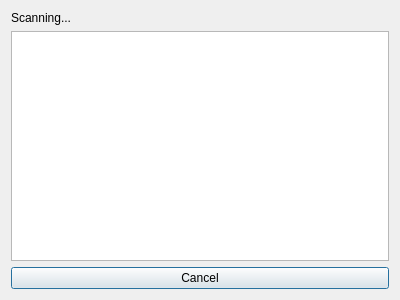
Before: the Qt Designer form QtApp/remoteselector.ui in Kolsha/ESP32-SPP-QT, drawn with Qt 5.
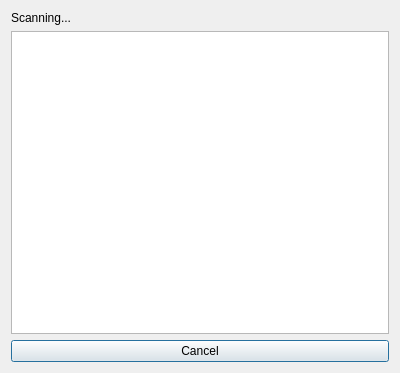
After: the same form once the commit is applied.

```diff
--- a/QtApp/remoteselector.ui
+++ b/QtApp/remoteselector.ui
@@ -7,7 +7,7 @@
     <x>0</x>
     <y>0</y>
     <width>400</width>
-    <height>300</height>
+    <height>373</height>
    </rect>
   </property>
   <property name="windowTitle">
```
